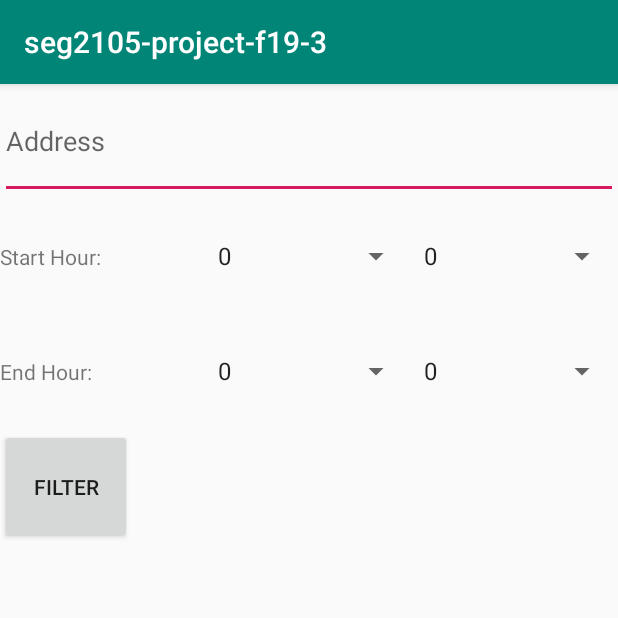
After one commit to kevin0228/seg2105projectf19-3, an Android app: the PatientFunction screen opened directly, with no data from a screen before it, on a phone screen of 412 x 824 dp, the top half of it. The commit adds this screen. Run offline under Robolectric (Android 15) with nearby library versions, the phone set to English and light mode, and no system bars.

Commit message:
add patient function page but without debug yet

```diff
--- a/app/src/main/AndroidManifest.xml
+++ b/app/src/main/AndroidManifest.xml
@@ -19,7 +19,8 @@
         <activity android:name=".SignUpActivity" />
         <activity android:name=".AdminFunction" />
         <activity android:name=".MainActivity" />
-        <activity android:name=".ClinicEmployeeFunction"></activity>
+        <activity android:name=".ClinicEmployeeFunction" />
+        <activity android:name=".PatientFunction"></activity>
     </application>
 
 </manifest>
--- a/app/src/main/java/project/seg2015/seg2105_project_f19_3/AdminFunction.java
+++ b/app/src/main/java/project/seg2015/seg2105_project_f19_3/AdminFunction.java
@@ -9,6 +9,7 @@ import android.view.LayoutInflater;
 import android.view.View;
 import android.view.ViewGroup;
 import android.widget.BaseAdapter;
+import android.widget.Button;
 import android.widget.EditText;
 import android.widget.ListView;
 import android.widget.Spinner;
@@ -32,7 +33,7 @@ public class AdminFunction extends AppCompatActivity {
         roles = findViewById(R.id.rolesSpinner);
         list = findViewById(R.id.clinic_list_view);
         dbHandler = new MyDBHandler(this);
-        list.setAdapter(new ClinicAdapter(this, dbHandler.findAllClinics()));
+        list.setAdapter(new ClinicAdapter(this, dbHandler.findAllClinics(), false));
     }
 
 
@@ -107,61 +108,4 @@ public class AdminFunction extends AppCompatActivity {
             Toast.makeText(this, "Doesn't have this service", Toast.LENGTH_SHORT).show();
     }
 
-    class ClinicAdapter extends BaseAdapter {
-
-        public List<ClinicEmployee> mList;
-        public Context mContext;
-        public LayoutInflater mLayoutInflater;
-
-        public ClinicAdapter(Context mContext, List<ClinicEmployee> mList) {
-            this.mContext = mContext;
-            this.mList = mList;
-            mLayoutInflater = LayoutInflater.from(mContext);
-        }
-
-        @Override
-        public int getCount() {
-            return mList.size();
-        }
-
-        @Override
-        public Object getItem(int position) {
-            return mList.get(position);
-        }
-
-        @Override
-        public long getItemId(int position) {
-            return position;
-        }
-
-        @Override
-        public View getView(int position, View convertView, ViewGroup parent) {
-            ViewHolder viewHolder;
-            if (convertView == null){
-                viewHolder = new ViewHolder();
-                convertView = mLayoutInflater.inflate(R.layout.clinic_item_view, null);
-                viewHolder.name = convertView.findViewById(R.id.clinic_name);
-                viewHolder.address = convertView.findViewById(R.id.clinic_address);
-                viewHolder.phone = convertView.findViewById(R.id.phone);
-                viewHolder.duration = convertView.findViewById(R.id.duration);
-                convertView.setTag(viewHolder);
-            }else {
-                viewHolder= (ViewHolder) convertView.getTag();
-            }
-            ClinicEmployee clinic = mList.get(position);
-            viewHolder.name.setText(clinic.getClinicName());
-            viewHolder.address.setText(clinic.getAddress());
-            viewHolder.phone.setText("Phone: " + clinic.getPhone());
-            viewHolder.duration.setText(clinic.getStartTime() + "~" + clinic.getEndTime());
-            return convertView;
-        }
-
-        private class ViewHolder {
-            TextView name;
-            TextView address;
-            TextView phone;
-            TextView duration;
-        }
-    }
-
 }
--- /dev/null
+++ b/app/src/main/java/project/seg2015/seg2105_project_f19_3/ClinicAdapter.java
@@ -0,0 +1,82 @@
+package project.seg2015.seg2105_project_f19_3;
+
+import android.content.Context;
+import android.view.LayoutInflater;
+import android.view.View;
+import android.view.ViewGroup;
+import android.widget.BaseAdapter;
+import android.widget.Button;
+import android.widget.TextView;
+
+import java.util.List;
+
+public class ClinicAdapter extends BaseAdapter {
+
+    public List<ClinicEmployee> mList;
+    public Context mContext;
+    public LayoutInflater mLayoutInflater;
+    boolean bookVisible;
+
+    public ClinicAdapter(Context mContext, List<ClinicEmployee> mList, boolean bookVisible) {
+        this.mContext = mContext;
+        this.mList = mList;
+        mLayoutInflater = LayoutInflater.from(mContext);
+        this.bookVisible = bookVisible;
+    }
+
+    @Override
+    public int getCount() {
+        return mList.size();
+    }
+
+    @Override
+    public Object getItem(int position) {
+        return mList.get(position);
+    }
+
+    @Override
+    public long getItemId(int position) {
+        return position;
+    }
+
+    @Override
+    public View getView(int position, View convertView, ViewGroup parent) {
+        ViewHolder viewHolder;
+        if (convertView == null){
+            viewHolder = new ViewHolder();
+            convertView = mLayoutInflater.inflate(project.seg2015.seg2105_project_f19_3.R.layout.clinic_item_view, null);
+            viewHolder.name = convertView.findViewById(project.seg2015.seg2105_project_f19_3.R.id.clinic_name);
+            viewHolder.address = convertView.findViewById(project.seg2015.seg2105_project_f19_3.R.id.clinic_address);
+            viewHolder.phone = convertView.findViewById(project.seg2015.seg2105_project_f19_3.R.id.phone);
+            viewHolder.duration = convertView.findViewById(project.seg2015.seg2105_project_f19_3.R.id.duration);
+            viewHolder.insuranceType = convertView.findViewById(project.seg2015.seg2105_project_f19_3.R.id.clinic_insurance_type);
+            viewHolder.payment = convertView.findViewById(project.seg2015.seg2105_project_f19_3.R.id.clinic_payment);
+            viewHolder.services = convertView.findViewById(project.seg2015.seg2105_project_f19_3.R.id.clinic_services);
+            viewHolder.book = convertView.findViewById(project.seg2015.seg2105_project_f19_3.R.id.book);
+            convertView.setTag(viewHolder);
+        }else {
+            viewHolder= (ViewHolder) convertView.getTag();
+        }
+        ClinicEmployee clinic = mList.get(position);
+        viewHolder.name.setText(clinic.getClinicName());
+        viewHolder.address.setText(clinic.getAddress());
+        viewHolder.phone.setText("Phone: " + clinic.getPhone());
+        viewHolder.duration.setText(clinic.getStartTime() + "~" + clinic.getEndTime());
+        viewHolder.insuranceType.setText(clinic.getInsuranceTypeString());
+        viewHolder.services.setText(clinic.getServicesString());
+        viewHolder.payment.setText(clinic.getPaymentMethodsString());
+        viewHolder.book.setVisibility(bookVisible ? View.VISIBLE : View.INVISIBLE);
+        return convertView;
+    }
+
+    private class ViewHolder {
+        TextView name;
+        TextView address;
+        TextView phone;
+        TextView duration;
+        TextView insuranceType;
+        TextView payment;
+        TextView services;
+        Button book;
+    }
+}
--- /dev/null
+++ b/app/src/main/java/project/seg2015/seg2105_project_f19_3/PatientFunction.java
@@ -0,0 +1,18 @@
+package project.seg2015.seg2105_project_f19_3;
+
+import android.support.v7.app.AppCompatActivity;
+import android.os.Bundle;
+import android.widget.ListView;
+
+public class PatientFunction extends AppCompatActivity {
+    MyDBHandler dbHandler;
+    ListView list;
+    @Override
+    protected void onCreate(Bundle savedInstanceState) {
+        super.onCreate(savedInstanceState);
+        setContentView(R.layout.activity_patient);
+        list = findViewById(R.id.clinic_list_view_patient);
+        dbHandler = new MyDBHandler(this);
+        list.setAdapter(new ClinicAdapter(this, dbHandler.findAllClinics(), true));
+    }
+}
--- a/app/src/main/res/layout/activity_admin.xml
+++ b/app/src/main/res/layout/activity_admin.xml
@@ -117,5 +117,4 @@
         android:layout_width="match_parent"
         android:layout_height="match_parent"/>
 
-
 </LinearLayout>
--- /dev/null
+++ b/app/src/main/res/layout/activity_patient.xml
@@ -0,0 +1,88 @@
+<?xml version="1.0" encoding="utf-8"?>
+<LinearLayout xmlns:android="http://schemas.android.com/apk/res/android"
+    xmlns:app="http://schemas.android.com/apk/res-auto"
+    xmlns:tools="http://schemas.android.com/tools"
+    android:layout_width="match_parent"
+    android:layout_height="match_parent"
+    android:orientation="vertical"
+    tools:context=".PatientFunction">
+
+    <EditText
+        android:id="@+id/address_filter"
+        android:layout_width="match_parent"
+        android:layout_height="0dp"
+        android:layout_weight="1"
+        android:ems="10"
+        android:inputType="textPersonName"
+        android:hint="@string/address" />
+
+    <LinearLayout
+        android:layout_width="match_parent"
+        android:layout_height="0dp"
+        android:layout_weight="1"
+        android:orientation="horizontal"
+        android:gravity="center">
+
+        <TextView
+            android:layout_weight="1"
+            android:layout_width="0dp"
+            android:layout_height="match_parent"
+            android:gravity="center|left"
+            android:text="Start Hour:"/>
+
+        <Spinner
+            android:id="@+id/start_hour_spinner"
+            android:layout_width="0dp"
+            android:layout_height="wrap_content"
+            android:layout_weight="1"
+            android:entries="@array/hours" />
+
+        <Spinner
+            android:id="@+id/start_minute_spinner"
+            android:layout_width="0dp"
+            android:layout_height="wrap_content"
+            android:layout_weight="1"
+            android:entries="@array/minutes" />
+    </LinearLayout>
+
+    <LinearLayout
+        android:layout_width="match_parent"
+        android:layout_height="0dp"
+        android:layout_weight="1"
+        android:orientation="horizontal"
+        android:gravity="center">
+
+        <TextView
+            android:layout_weight="1"
+            android:layout_width="0dp"
+            android:layout_height="match_parent"
+            android:gravity="center|left"
+            android:text="End Hour:"/>
+
+        <Spinner
+            android:id="@+id/end_hour_spinner"
+            android:layout_width="0dp"
+            android:layout_height="wrap_content"
+            android:layout_weight="1"
+            android:entries="@array/hours" />
+
+        <Spinner
+            android:id="@+id/end_minute_spinner"
+            android:layout_width="0dp"
+            android:layout_height="wrap_content"
+            android:layout_weight="1"
+            android:entries="@array/minutes" />
+    </LinearLayout>
+
+    <Button
+        android:layout_width="wrap_content"
+        android:layout_height="0dp"
+        android:layout_weight="1"
+        android:text="@string/filter"/>
+
+    <ListView
+        android:id="@+id/clinic_list_view_patient"
+        android:layout_width="match_parent"
+        android:layout_height="0dp"
+        android:layout_weight="6" />
+</LinearLayout>
--- a/app/src/main/res/layout/clinic_item_view.xml
+++ b/app/src/main/res/layout/clinic_item_view.xml
@@ -22,6 +22,27 @@
         android:textStyle="bold"
         android:text="" />
 
+    <TextView
+        android:id="@+id/clinic_insurance_type"
+        android:layout_width="match_parent"
+        android:layout_height="wrap_content"
+        android:layout_weight="1"
+        android:text="" />
+
+    <TextView
+        android:id="@+id/clinic_payment"
+        android:layout_width="match_parent"
+        android:layout_height="wrap_content"
+        android:layout_weight="1"
+        android:text="" />
+
+    <TextView
+        android:id="@+id/clinic_services"
+        android:layout_width="match_parent"
+        android:layout_height="wrap_content"
+        android:layout_weight="1"
+        android:text="" />
+
     <LinearLayout
         android:layout_width="match_parent"
         android:layout_height="match_parent"
@@ -43,4 +64,10 @@
             android:text="" />
     </LinearLayout>
 
+    <Button
+        android:id="@+id/book"
+        android:layout_width="wrap_content"
+        android:layout_height="wrap_content"
+        android:text="@string/book"/>
+
 </LinearLayout>
--- a/app/src/main/res/values/arrays.xml
+++ b/app/src/main/res/values/arrays.xml
@@ -5,4 +5,92 @@
         <item>nurse</item>
         <item>staff</item>
     </string-array>
+    <string-array name="hours">
+        <item>0</item>
+        <item>1</item>
+        <item>2</item>
+        <item>3</item>
+        <item>4</item>
+        <item>5</item>
+        <item>6</item>
+        <item>7</item>
+        <item>8</item>
+        <item>9</item>
+        <item>10</item>
+        <item>11</item>
+        <item>12</item>
+        <item>13</item>
+        <item>14</item>
+        <item>15</item>
+        <item>16</item>
+        <item>17</item>
+        <item>18</item>
+        <item>19</item>
+        <item>20</item>
+        <item>21</item>
+        <item>22</item>
+        <item>23</item>
+    </string-array>
+    <string-array name="minutes">
+        <item>0</item>
+        <item>1</item>
+        <item>2</item>
+        <item>3</item>
+        <item>4</item>
+        <item>5</item>
+        <item>6</item>
+        <item>7</item>
+        <item>8</item>
+        <item>9</item>
+        <item>10</item>
+        <item>11</item>
+        <item>12</item>
+        <item>13</item>
+        <item>14</item>
+        <item>15</item>
+        <item>16</item>
+        <item>17</item>
+        <item>18</item>
+        <item>19</item>
+        <item>20</item>
+        <item>21</item>
+        <item>22</item>
+        <item>23</item>
+        <item>24</item>
+        <item>25</item>
+        <item>26</item>
+        <item>27</item>
+        <item>28</item>
+        <item>29</item>
+        <item>30</item>
+        <item>31</item>
+        <item>32</item>
+        <item>33</item>
+        <item>34</item>
+        <item>35</item>
+        <item>36</item>
+        <item>37</item>
+        <item>38</item>
+        <item>39</item>
+        <item>40</item>
+        <item>41</item>
+        <item>42</item>
+        <item>43</item>
+        <item>44</item>
+        <item>45</item>
+        <item>46</item>
+        <item>47</item>
+        <item>48</item>
+        <item>49</item>
+        <item>50</item>
+        <item>51</item>
+        <item>52</item>
+        <item>53</item>
+        <item>54</item>
+        <item>55</item>
+        <item>56</item>
+        <item>57</item>
+        <item>58</item>
+        <item>59</item>
+    </string-array>
 </resources>
--- a/app/src/main/res/values/strings.xml
+++ b/app/src/main/res/values/strings.xml
@@ -8,4 +8,7 @@
     <string name="insurance_type3">insurance type3</string>
     <string name="update">UPDATE</string>
     <string name="cancel">CANCEL</string>
+    <string name="address">Address</string>
+    <string name="filter">Filter</string>
+    <string name="book">Book</string>
 </resources>
```
Also changed, not shown: app/src/main/res/values/styles.xml (indentation only).
